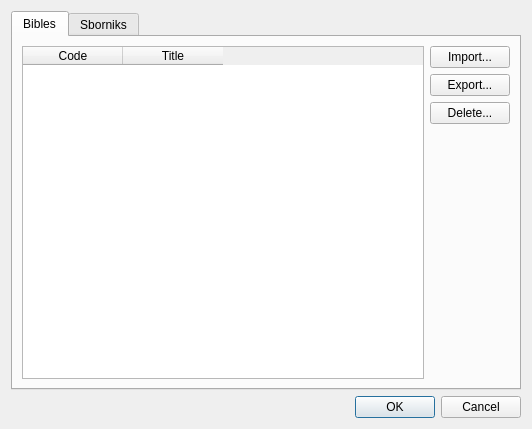
Old version of the form src/managedatadialog.ui in the repository SoftProjector/src.
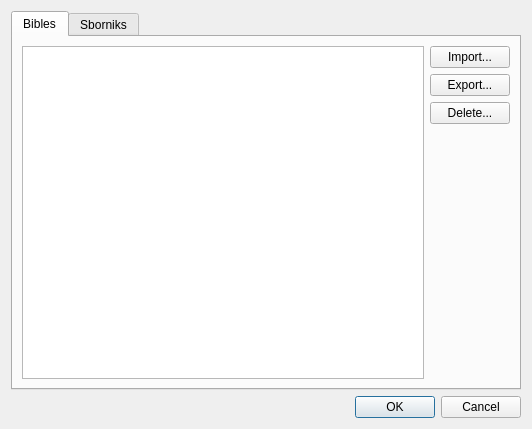
New version of the form.

Commit message: Added bible table view to ManageDataDialog and added ManageData class to hold Bibles and Sborniks classes

Diff of the .ui file:
```diff
--- a/src/managedatadialog.ui
+++ b/src/managedatadialog.ui
@@ -37,18 +37,7 @@
        <item>
         <layout class="QHBoxLayout" name="horizontalLayout_2">
          <item>
-          <widget class="QTableWidget" name="tableWidget_4">
-           <column>
-            <property name="text">
-             <string>Code</string>
-            </property>
-           </column>
-           <column>
-            <property name="text">
-             <string>Title</string>
-            </property>
-           </column>
-          </widget>
+          <widget class="QTableView" name="bibleTableView"/>
          </item>
          <item>
           <layout class="QVBoxLayout" name="verticalLayout_3">
```
The commit also changes 5 other files.
